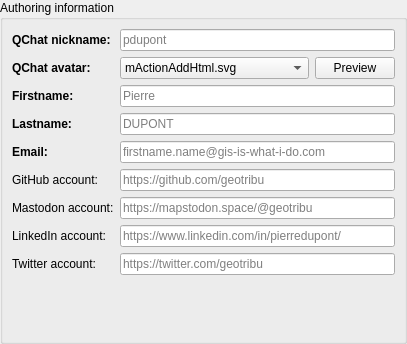
Old version of the form qtribu/gui/wdg_authoring.ui in the repository geotribu/qtribu.
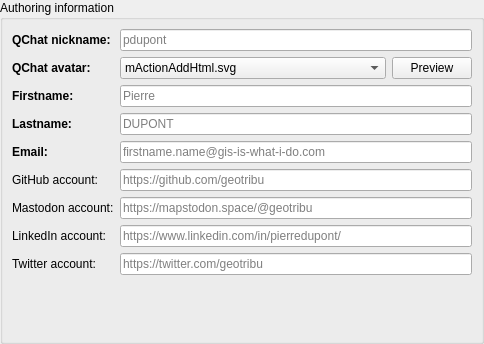
New version of the form. Custom widgets are drawn as their Qt base class.

The edit to the form file:
```diff
--- a/qtribu/gui/wdg_authoring.ui
+++ b/qtribu/gui/wdg_authoring.ui
@@ -6,7 +6,7 @@
    <rect>
     <x>0</x>
     <y>0</y>
-    <width>406</width>
+    <width>484</width>
     <height>344</height>
    </rect>
   </property>
```
Left out of the diff: 38 changed lines with no effect on the pictures.
